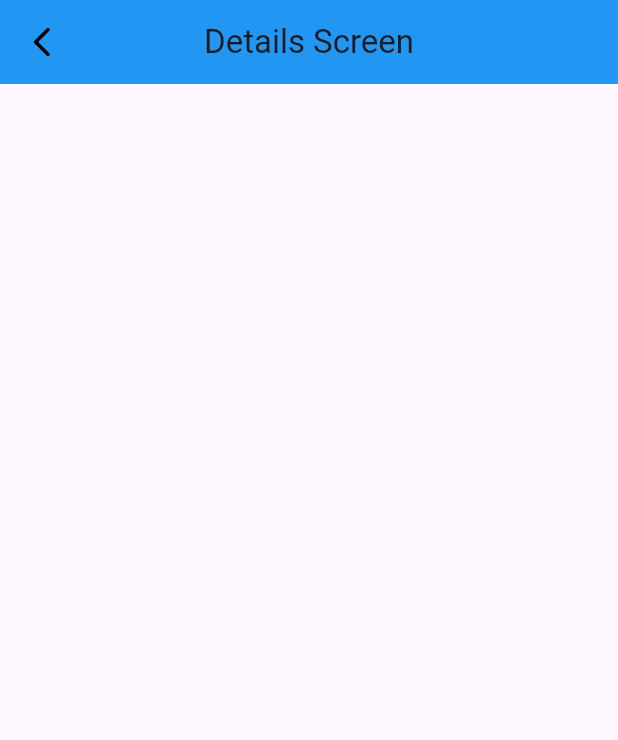
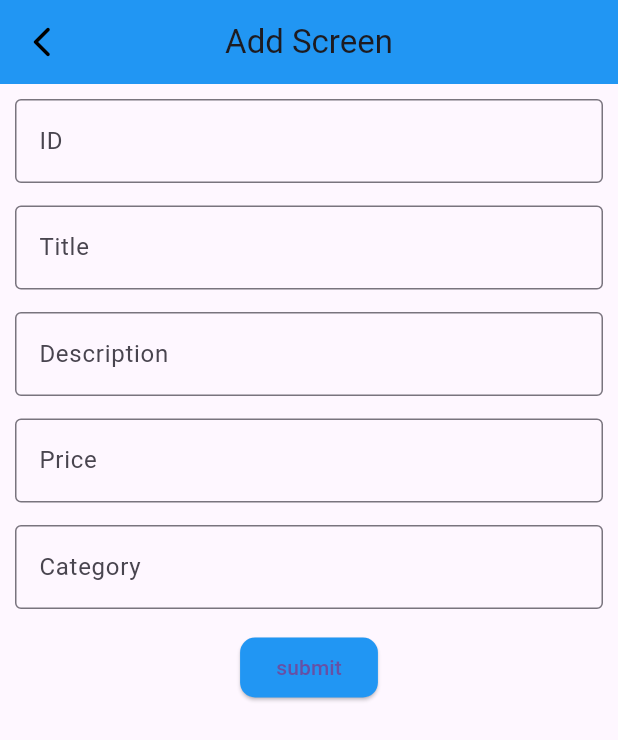
Before and after one commit to ShamsulHaque12/All_Post_Api_Integration, a Flutter app: the screen it shows after launch, after a tap on the "add" icon, on a phone screen of 412 x 824 dp. Shown: the top 740 px of the screen. Run offline on Flutter 3.47's test engine with Material 3 defaults, Android fonts, the phone set to English and light mode, and no system bars; our stand-ins replace flutter_spinkit, get; network calls fail.

Commit message:
add post update

```diff
--- /dev/null
+++ b/lib/controller/add_post_controller.dart
@@ -0,0 +1,21 @@
+import 'package:flutter/cupertino.dart';
+import 'package:get/get.dart';
+
+class AddPostController extends GetxController {
+  final idController = TextEditingController();
+  final titleController = TextEditingController();
+  final descriptionController = TextEditingController();
+  final priceController = TextEditingController();
+  final categoryController = TextEditingController();
+
+  @override
+  void dispose(){
+    super.dispose();
+    idController.dispose();
+    titleController.dispose();
+    descriptionController.dispose();
+    priceController.dispose();
+    categoryController.dispose();
+
+  }
+}
--- a/lib/model/post_details_model.dart
+++ b/lib/model/post_details_model.dart
@@ -1,19 +1,19 @@
 class PostDetailsModel {
-  final int id;
-  final String title;
-  final double price;
-  final String image;
-  final String category;
-  final String description;
+  final int? id;
+  final String? title;
+  final double? price;
+  final String? image;
+  final String? category;
+  final String? description;
   final ratingModel rating;
 
   PostDetailsModel( {
-    required this.id,
-    required this.title,
-    required this.price,
-    required this.image,
-    required this.category,
-    required this.description,
+    this.id,
+    this.title,
+    this.price,
+    this.image,
+    this.category,
+    this.description,
     required this.rating,
   });
 
--- a/lib/services/api_services.dart
+++ b/lib/services/api_services.dart
@@ -1,25 +1,23 @@
 import 'dart:convert';
+import 'dart:developer';
 import 'package:apiintegration/model/post_details_model.dart';
 import 'package:http/http.dart' as http;
 import '../model/post_model.dart';
 
 class ApiServices {
   static Future<List<PostModel>> fetchData() async {
-
     var url = Uri.parse("https://fakestoreapi.com/products");
     var response = await http.get(url);
 
-    //var response = await http.get(ApiEndpoint.allPost);
-
     if (response.statusCode == 200) {
-      print("Success");
+      log("Success");
       final jsonData = jsonDecode(response.body);
       final allPost = jsonData as List;
       return List<PostModel>.from(
         allPost.map((post) => PostModel.fromJson(post)),
       );
     } else {
-      print("Failed to load data with status code: ${response.statusCode}");
+      log("Failed to load data with status code: ${response.statusCode}");
       throw Exception("Failed to load data");
     }
   }
@@ -30,11 +28,11 @@ class ApiServices {
     var response = await http.get(url);
 
     if (response.statusCode == 200) {
-      print("Success");
+      log("Success");
       final getData = jsonDecode(response.body);
       return PostDetailsModel.fromJson(getData); // Return a single model, not a list
     } else {
-      print("Failed to load data with status code: ${response.statusCode}");
+      log("Failed to load data with status code: ${response.statusCode}");
       throw Exception("Failed to load data");
     }
   }
@@ -43,7 +41,7 @@ class ApiServices {
     var url = Uri.parse("https://fakestoreapi.com/products");
     var response = await http.post(url);
     if (response.statusCode == 200) {
-      print("Success");
+      log("Success");
       final jsonData = jsonDecode(response.body);
       final createPost = jsonData as List;
       return List<PostModel>.from(
@@ -51,7 +49,7 @@ class ApiServices {
       );
     }
     else {
-      print("Failed to load data with status code: ${response.statusCode}");
+      log("Failed to load data with status code: ${response.statusCode}");
       throw Exception("Failed to load data");
     }
   }
--- a/lib/views/add_post.dart
+++ b/lib/views/add_post.dart
@@ -1,8 +1,10 @@
+import 'package:apiintegration/controller/add_post_controller.dart';
 import 'package:flutter/material.dart';
 import 'package:get/get.dart';
 
 class AddPost extends StatelessWidget {
-  const AddPost({super.key});
+  final AddPostController addPostController = Get.put(AddPostController());
+  AddPost({super.key});
 
   @override
   Widget build(BuildContext context) {
@@ -14,9 +16,69 @@ class AddPost extends StatelessWidget {
           },
           child: Icon(Icons.arrow_back_ios_new_rounded, color: Colors.black),
         ),
-        title: Text("Details Screen"),
+        title: Text("Add Screen"),
         centerTitle: true,
         backgroundColor: Colors.blue,
+      ),
+      body: SingleChildScrollView(
+        padding: EdgeInsets.all(10),
+        child: Column(
+          crossAxisAlignment: CrossAxisAlignment.start,
+          children: [
+            TextField(
+              controller: addPostController.idController,
+              decoration: InputDecoration(
+                labelText: "ID",
+                border: OutlineInputBorder(),
+              ),
+            ),
+            SizedBox(height: 15),
+            TextField(
+              controller: addPostController.titleController,
+              decoration: InputDecoration(
+                labelText: "Title",
+                border: OutlineInputBorder(),
+              ),
+            ),
+            SizedBox(height: 15),
+            TextField(
+              controller: addPostController.descriptionController,
+              decoration: InputDecoration(
+                labelText: "Description",
+                border: OutlineInputBorder(),
+              ),
+            ),
+            SizedBox(height: 15),
+            TextField(
+              controller: addPostController.priceController,
+              decoration: InputDecoration(
+                labelText: "Price",
+                border: OutlineInputBorder(),
+              ),
+            ),
+            SizedBox(height: 15),
+            TextField(
+              controller: addPostController.categoryController,
+              decoration: InputDecoration(
+                labelText: "Category",
+                border: OutlineInputBorder(),
+              ),
+            ),
+            SizedBox(height: 15),
+            Center(
+              child: ElevatedButton(
+                onPressed: () {},
+                style: ElevatedButton.styleFrom(
+                  backgroundColor: Colors.blue,
+                  shape: RoundedRectangleBorder(
+                    borderRadius: BorderRadius.circular(10),
+                  ),
+                ),
+                child: Text("submit"),
+              ),
+            ),
+          ],
+        ),
       ),
     );
   }
```
Also changed, not shown: lib/views/details_screen.dart (+13 -5 lines).
